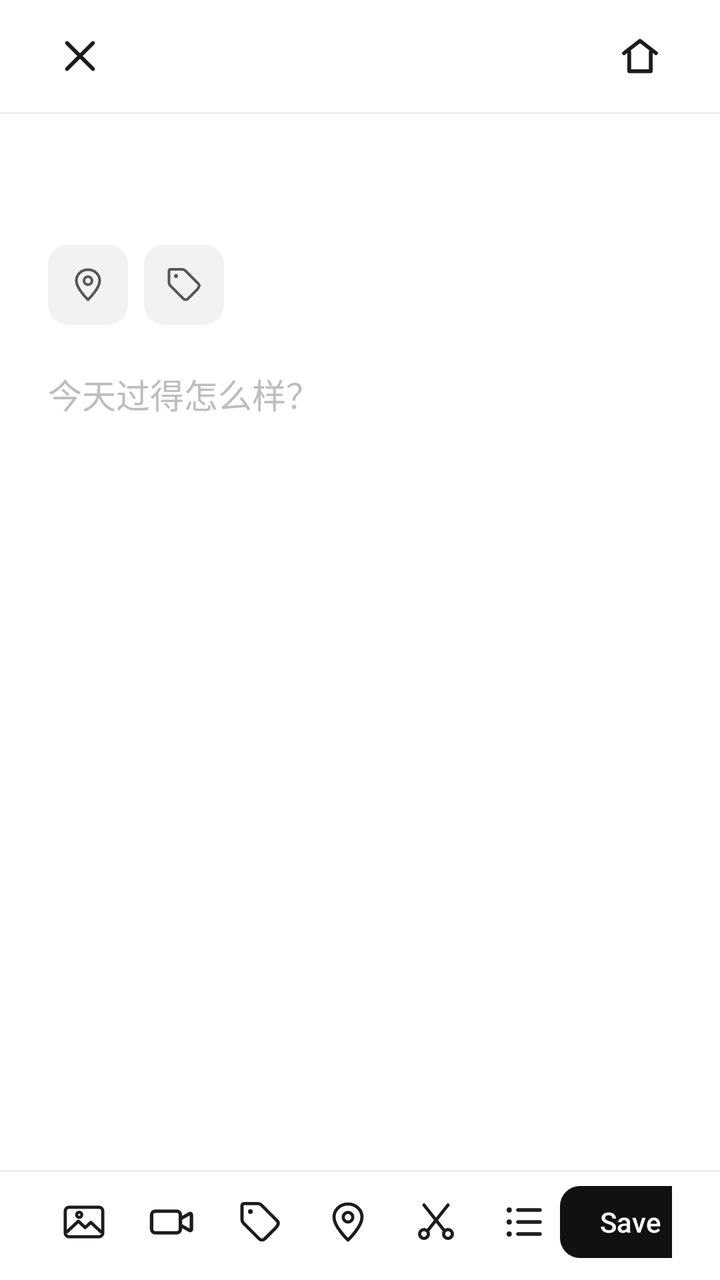
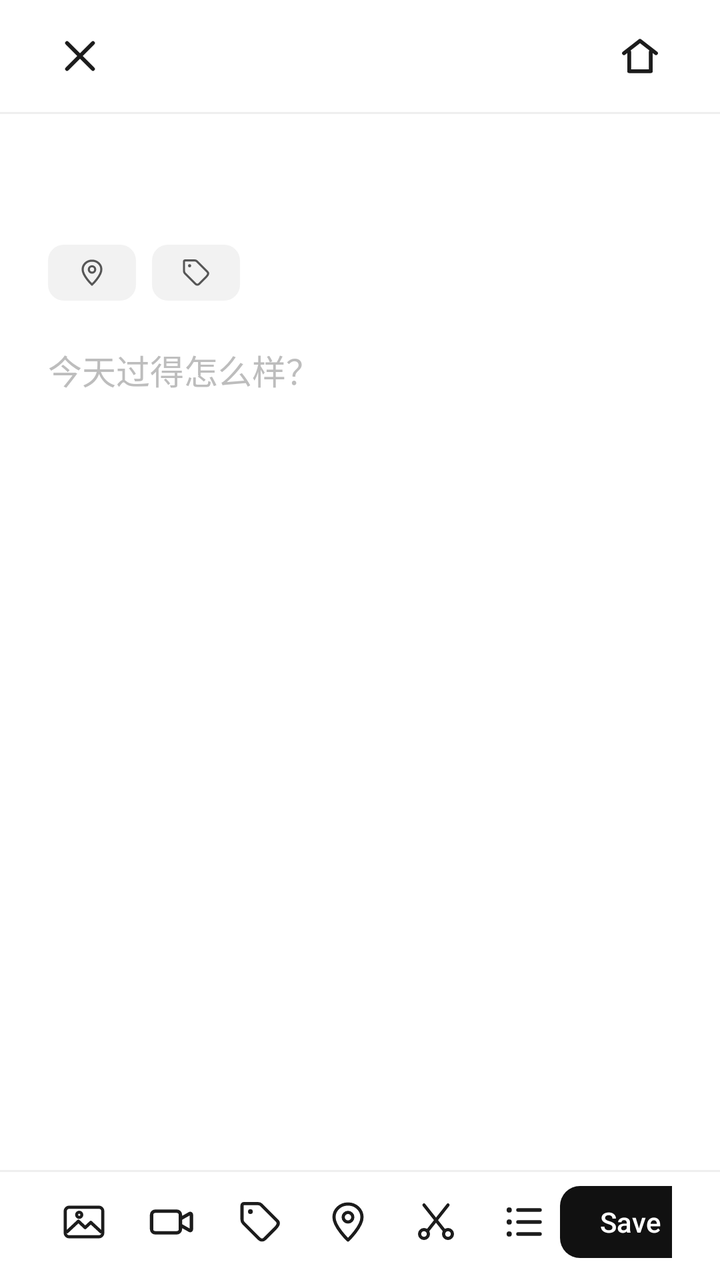

Before-and-after screenshots of an Android layout around one commit, followed by the original layout XML and the change that was made.
<!-- AndroidManifest.xml: activity theme Theme.WuDiary.Editor -->
<!-- res/layout/activity_edit_diary.xml -->
<?xml version="1.0" encoding="utf-8"?>
<LinearLayout xmlns:android="http://schemas.android.com/apk/res/android"
    xmlns:app="http://schemas.android.com/apk/res-auto"
    android:layout_width="match_parent"
    android:layout_height="match_parent"
    android:background="@color/background"
    android:orientation="vertical">

    <ScrollView
        android:id="@+id/scrollContent"
        android:layout_width="match_parent"
        android:layout_height="0dp"
        android:layout_weight="1"
        android:fillViewport="true"
        android:overScrollMode="never"
        android:scrollbars="none">

        <LinearLayout
            android:layout_width="match_parent"
            android:layout_height="wrap_content"
            android:orientation="vertical">

            <LinearLayout
                android:layout_width="match_parent"
                android:layout_height="56dp"
                android:gravity="center_vertical"
                android:orientation="horizontal"
                android:paddingHorizontal="16dp">

                <ImageButton
                    android:id="@+id/btnClose"
                    android:layout_width="48dp"
                    android:layout_height="48dp"
                    android:background="?attr/selectableItemBackgroundBorderless"
                    android:contentDescription="@string/cancel"
                    android:scaleType="centerInside"
                    android:src="@drawable/ic_close"
                    app:tint="@color/text_primary" />

                <Space
                    android:layout_width="0dp"
                    android:layout_height="1dp"
                    android:layout_weight="1" />

                <ImageButton
                    android:id="@+id/btnHome"
                    android:layout_width="48dp"
                    android:layout_height="48dp"
                    android:background="?attr/selectableItemBackgroundBorderless"
                    android:contentDescription="@string/home_open"
                    android:scaleType="centerInside"
                    android:src="@drawable/ic_home"
                    app:tint="@color/text_primary" />
            </LinearLayout>

            <View
                android:layout_width="match_parent"
                android:layout_height="1dp"
                android:background="@color/divider" />

            <LinearLayout
                android:layout_width="match_parent"
                android:layout_height="wrap_content"
                android:layout_marginHorizontal="24dp"
                android:layout_marginTop="12dp"
                android:gravity="bottom"
                android:orientation="horizontal">

                <TextView
                    android:id="@+id/textEditorDay"
                    android:layout_width="wrap_content"
                    android:layout_height="wrap_content"
                    android:fontFamily="serif"
                    android:textColor="@color/text_primary"
                    android:textSize="32sp"
                    android:textStyle="bold" />

                <TextView
                    android:id="@+id/textEditorYear"
                    android:layout_width="wrap_content"
                    android:layout_height="wrap_content"
                    android:layout_marginStart="9dp"
                    android:fontFamily="serif"
                    android:textColor="@color/text_secondary"
                    android:textSize="18sp" />

            </LinearLayout>

            <HorizontalScrollView
                android:layout_width="match_parent"
                android:layout_height="wrap_content"
                android:layout_marginHorizontal="24dp"
                android:layout_marginTop="10dp"
                android:clipToPadding="false"
                android:scrollbars="none">

                <LinearLayout
                    android:layout_width="wrap_content"
                    android:layout_height="wrap_content"
                    android:gravity="center_vertical"
                    android:orientation="horizontal">

                    <ImageButton
                        android:id="@+id/btnEditorGeo"
                        android:layout_width="40dp"
                        android:layout_height="40dp"
                        android:background="@drawable/bg_icon_tile"
                        android:contentDescription="@string/add_location"
                        android:padding="10dp"
                        android:scaleType="fitCenter"
                        android:src="@drawable/ic_location"
                        app:tint="@color/text_body" />

                    <ImageButton
                        android:id="@+id/btnEditorTags"
                        android:layout_width="40dp"
                        android:layout_height="40dp"
                        android:layout_marginStart="8dp"
                        android:background="@drawable/bg_icon_tile"
                        android:contentDescription="@string/add_tag"
                        android:padding="10dp"
                        android:scaleType="fitCenter"
                        android:src="@drawable/ic_tag"
                        app:tint="@color/text_body" />

                    <LinearLayout
                        android:id="@+id/tagStrip"
                        android:layout_width="wrap_content"
                        android:layout_height="wrap_content"
                        android:layout_marginStart="8dp"
                        android:gravity="center_vertical"
                        android:orientation="horizontal" />
                </LinearLayout>
            </HorizontalScrollView>

            <HorizontalScrollView
                android:id="@+id/imageScroll"
                android:layout_width="match_parent"
                android:layout_height="wrap_content"
                android:layout_marginTop="16dp"
                android:clipToPadding="false"
                android:paddingHorizontal="24dp"
                android:scrollbars="none"
                android:visibility="gone">

                <LinearLayout
                    android:id="@+id/imageStrip"
                    android:layout_width="wrap_content"
                    android:layout_height="wrap_content"
                    android:orientation="horizontal" />
            </HorizontalScrollView>

            <HorizontalScrollView
                android:id="@+id/videoScroll"
                android:layout_width="match_parent"
                android:layout_height="wrap_content"
                android:layout_marginTop="12dp"
                android:clipToPadding="false"
                android:paddingHorizontal="24dp"
                android:scrollbars="none"
                android:visibility="gone">

                <LinearLayout
                    android:id="@+id/videoStrip"
                    android:layout_width="wrap_content"
                    android:layout_height="wrap_content"
                    android:orientation="horizontal" />
            </HorizontalScrollView>

            <EditText
                android:id="@+id/editContent"
                android:layout_width="match_parent"
                android:layout_height="wrap_content"
                android:layout_marginHorizontal="24dp"
                android:layout_marginTop="22dp"
                android:layout_marginBottom="12dp"
                android:background="@null"
                android:breakStrategy="simple"
                android:gravity="top"
                android:hint="@string/hint_content"
                android:hyphenationFrequency="none"
                android:inputType="textMultiLine|textCapSentences"
                android:lineSpacingExtra="6dp"
                android:minHeight="240dp"
                android:overScrollMode="never"
                android:paddingStart="0dp"
                android:paddingTop="0dp"
                android:paddingEnd="0dp"
                android:paddingBottom="72dp"
                android:scrollbars="none"
                android:textColor="@color/text_body"
                android:textColorHint="@color/text_secondary"
                android:textSize="17sp" />
        </LinearLayout>
    </ScrollView>

    <View
        android:layout_width="match_parent"
        android:layout_height="1dp"
        android:background="@color/divider" />

    <LinearLayout
        android:layout_width="match_parent"
        android:layout_height="wrap_content"
        android:gravity="center_vertical"
        android:orientation="horizontal"
        android:paddingHorizontal="24dp"
        android:paddingTop="7dp"
        android:paddingBottom="11dp">

        <ImageButton
            android:id="@+id/btnImage"
            android:layout_width="36dp"
            android:layout_height="36dp"
            android:background="?attr/selectableItemBackgroundBorderless"
            android:contentDescription="@string/add_image"
            android:scaleType="centerInside"
            android:src="@drawable/ic_image"
            app:tint="@color/text_primary" />

        <ImageButton
            android:id="@+id/btnVideo"
            android:layout_width="36dp"
            android:layout_height="36dp"
            android:layout_marginStart="8dp"
            android:background="?attr/selectableItemBackgroundBorderless"
            android:contentDescription="@string/add_video"
            android:scaleType="centerInside"
            android:src="@drawable/ic_video"
            app:tint="@color/text_primary" />

        <ImageButton
            android:id="@+id/btnTag"
            android:layout_width="36dp"
            android:layout_height="36dp"
            android:layout_marginStart="8dp"
            android:background="?attr/selectableItemBackgroundBorderless"
            android:contentDescription="@string/add_tag"
            android:scaleType="centerInside"
            android:src="@drawable/ic_tag"
            app:tint="@color/text_primary" />

        <ImageButton
            android:id="@+id/btnLocation"
            android:layout_width="36dp"
            android:layout_height="36dp"
            android:layout_marginStart="8dp"
            android:background="?attr/selectableItemBackgroundBorderless"
            android:contentDescription="@string/add_location"
            android:scaleType="centerInside"
            android:src="@drawable/ic_location"
            app:tint="@color/text_primary" />

        <ImageButton
            android:id="@+id/btnCut"
            android:layout_width="36dp"
            android:layout_height="36dp"
            android:layout_marginStart="8dp"
            android:background="?attr/selectableItemBackgroundBorderless"
            android:contentDescription="@string/cut_paragraph"
            android:scaleType="centerInside"
            android:src="@drawable/ic_cut"
            app:tint="@color/text_primary" />

        <ImageButton
            android:id="@+id/btnList"
            android:layout_width="36dp"
            android:layout_height="36dp"
            android:layout_marginStart="8dp"
            android:background="?attr/selectableItemBackgroundBorderless"
            android:contentDescription="@string/add_list"
            android:scaleType="centerInside"
            android:src="@drawable/ic_list"
            app:tint="@color/text_primary" />

        <Space
            android:layout_width="0dp"
            android:layout_height="1dp"
            android:layout_weight="1" />

        <com.google.android.material.button.MaterialButton
            android:id="@+id/btnSave"
            android:layout_width="wrap_content"
            android:layout_height="36dp"
            android:contentDescription="@string/save"
            android:insetTop="0dp"
            android:insetBottom="0dp"
            android:minWidth="0dp"
            android:minHeight="0dp"
            android:paddingHorizontal="20dp"
            android:text="@string/save_action"
            android:textColor="@android:color/white"
            android:textSize="14sp"
            app:backgroundTint="@color/fab_dark"
            app:cornerRadius="10dp" />
    </LinearLayout>

</LinearLayout>
<!-- resources referenced by this layout -->
<resources>
  <color name="background">#FFFFFF</color>
  <color name="divider">#EFEFEF</color>
  <color name="fab_dark">#111111</color>
  <color name="text_body">#565656</color>
  <color name="text_primary">#1C1C1C</color>
  <color name="text_secondary">#BDBDBD</color>
  <!-- drawable bg_icon_tile (drawable) -->
  <?xml version="1.0" encoding="utf-8"?>
  <shape xmlns:android="http://schemas.android.com/apk/res/android"
      android:shape="rectangle">
      <solid android:color="#F2F2F2" />
      <corners android:radius="10dp" />
  </shape>
  <!-- drawable ic_close (drawable) -->
  <?xml version="1.0" encoding="utf-8"?>
  <vector xmlns:android="http://schemas.android.com/apk/res/android"
      android:width="24dp"
      android:height="24dp"
      android:viewportWidth="24"
      android:viewportHeight="24">
      <path
          android:fillColor="#00000000"
          android:pathData="M5.5,5.5 L18.5,18.5 M18.5,5.5 L5.5,18.5"
          android:strokeColor="#1C1C1C"
          android:strokeLineCap="round"
          android:strokeWidth="1.9" />
  </vector>
  <!-- drawable ic_home (drawable) -->
  <?xml version="1.0" encoding="utf-8"?>
  <vector xmlns:android="http://schemas.android.com/apk/res/android"
      android:width="24dp"
      android:height="24dp"
      android:viewportWidth="24"
      android:viewportHeight="24">
      <path
          android:fillColor="#00000000"
          android:pathData="M4,10.6 L12,4.4 L20,10.6 M6.6,9.9 L6.6,19.6 L17.4,19.6 L17.4,9.9"
          android:strokeColor="#1C1C1C"
          android:strokeLineCap="round"
          android:strokeLineJoin="round"
          android:strokeWidth="1.9" />
  </vector>
  <string name="add_image">添加图片</string>
  <string name="add_list">无序列表</string>
  <string name="add_location">获取坐标</string>
  <string name="add_tag">添加标签</string>
  <string name="add_video">插入视频</string>
  <string name="cancel">取消</string>
  <string name="cut_paragraph">剪切当前段落</string>
  <string name="hint_content">今天过得怎么样？</string>
  <string name="home_open">回到主界面</string>
  <string name="save">保存</string>
  <string name="save_action">Save</string>
  <style name="Theme.WuDiary.Editor" parent="Theme.WuDiary">
          <item name="android:windowAnimationStyle">@style/WindowAnimationNone</item>
      </style>
  <style name="WindowAnimationNone">
          <item name="android:activityOpenEnterAnimation">@null</item>
          <item name="android:activityOpenExitAnimation">@null</item>
          <item name="android:activityCloseEnterAnimation">@null</item>
          <item name="android:activityCloseExitAnimation">@null</item>
          <item name="android:windowEnterAnimation">@null</item>
          <item name="android:windowExitAnimation">@null</item>
      </style>
  <color name="primary">#1C1C1C</color>
  <color name="surface">#FFFFFF</color>
  <style name="Theme.WuDiary.Dialog" parent="Theme.MaterialComponents.Light.Dialog.Alert">
          <item name="android:windowBackground">@drawable/bg_dialog</item>
          <item name="android:backgroundDimAmount">0.3</item>
          <item name="colorPrimary">@color/primary</item>
          <item name="colorOnPrimary">@android:color/white</item>
          <item name="colorSurface">@color/surface</item>
          <item name="android:textColorPrimary">@color/text_primary</item>
          <item name="android:textColorSecondary">@color/text_secondary</item>
      </style>
  <!-- drawable bg_dialog (drawable) -->
  <?xml version="1.0" encoding="utf-8"?>
  <shape xmlns:android="http://schemas.android.com/apk/res/android"
      android:shape="rectangle">
      <solid android:color="@color/surface" />
      <corners android:radius="22dp" />
  </shape>
  <!-- unchanged entries left out for length: 7 -->
</resources>

<!-- the commit's change to res/layout/activity_edit_diary.xml (unified diff, before → after) -->
@@ -102,23 +102,23 @@
 
                     <ImageButton
                         android:id="@+id/btnEditorGeo"
-                        android:layout_width="40dp"
-                        android:layout_height="40dp"
+                        android:layout_width="44dp"
+                        android:layout_height="28dp"
                         android:background="@drawable/bg_icon_tile"
                         android:contentDescription="@string/add_location"
-                        android:padding="10dp"
+                        android:padding="6dp"
                         android:scaleType="fitCenter"
                         android:src="@drawable/ic_location"
                         app:tint="@color/text_body" />
 
                     <ImageButton
                         android:id="@+id/btnEditorTags"
-                        android:layout_width="40dp"
-                        android:layout_height="40dp"
+                        android:layout_width="44dp"
+                        android:layout_height="28dp"
                         android:layout_marginStart="8dp"
                         android:background="@drawable/bg_icon_tile"
                         android:contentDescription="@string/add_tag"
-                        android:padding="10dp"
+                        android:padding="6dp"
                         android:scaleType="fitCenter"
                         android:src="@drawable/ic_tag"
                         app:tint="@color/text_body" />
<!-- resource entries referenced after the edit -->
@@ -11,7 +11,7 @@
   <shape xmlns:android="http://schemas.android.com/apk/res/android"
       android:shape="rectangle">
       <solid android:color="#F2F2F2" />
-      <corners android:radius="10dp" />
+      <corners android:radius="8dp" />
   </shape>
   <!-- drawable ic_close (drawable) -->
   <?xml version="1.0" encoding="utf-8"?>
